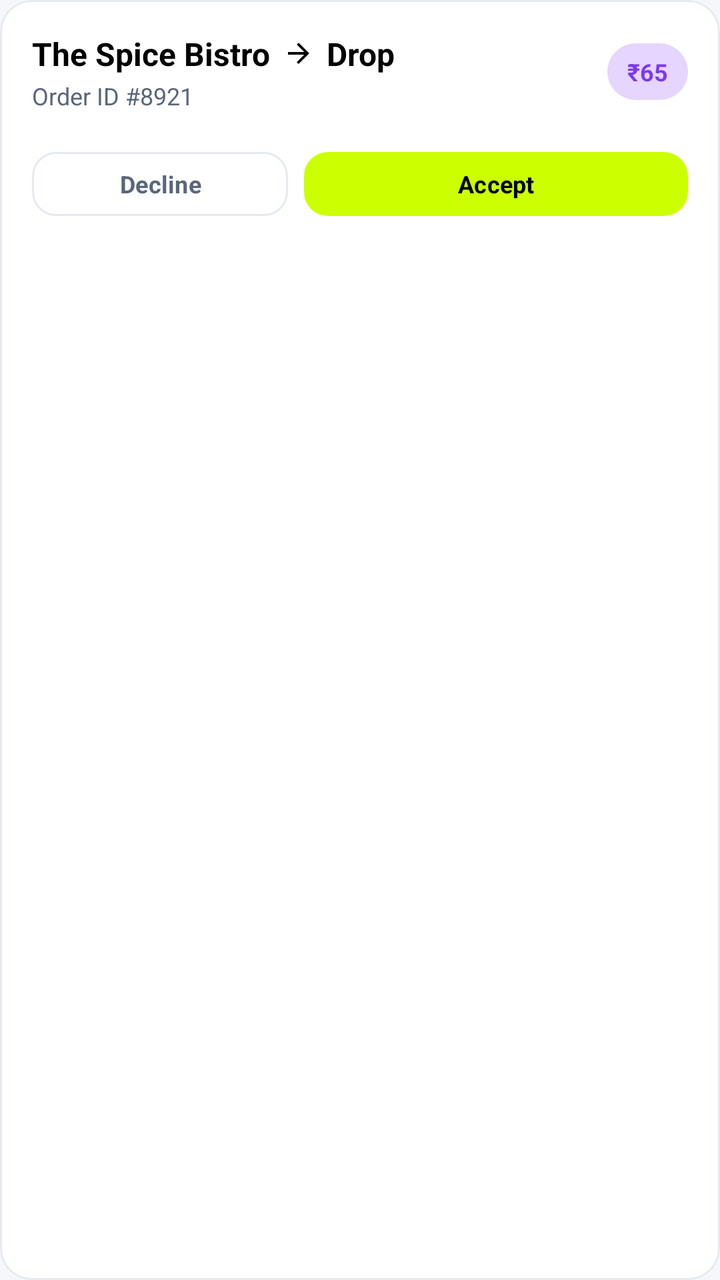
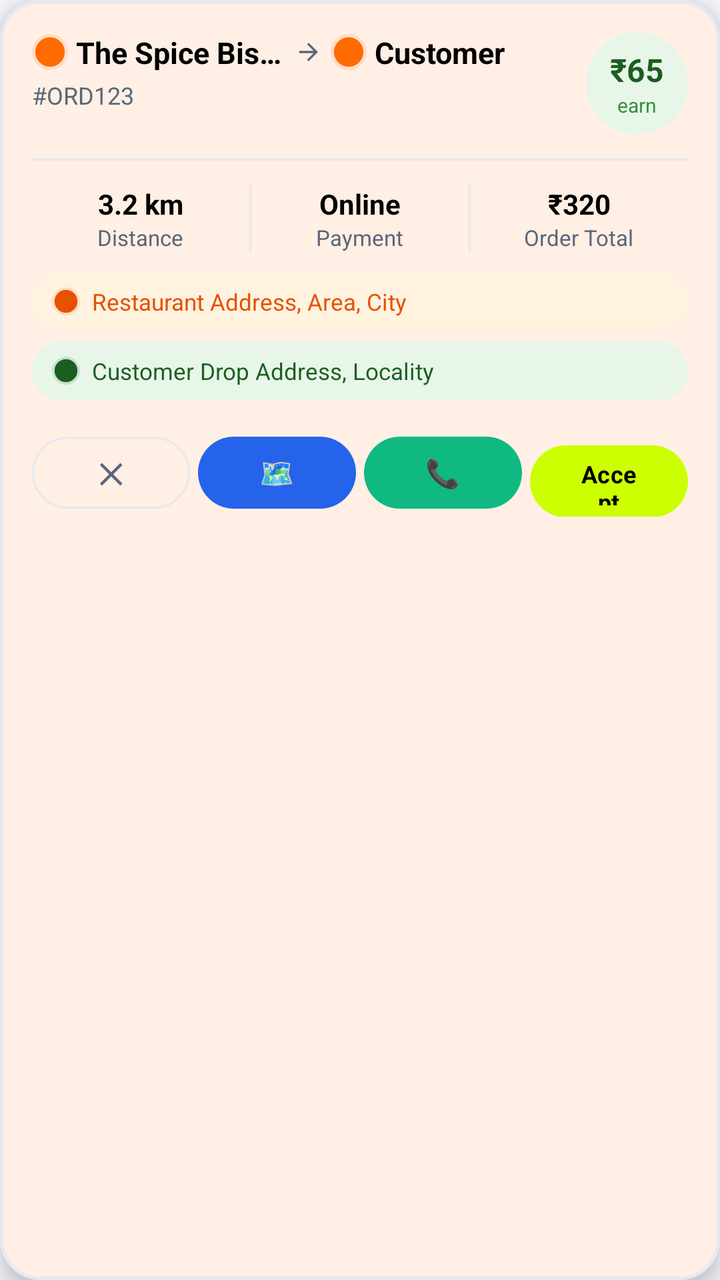

Two renders of the same Android screen: before a commit and after it. Below are the layout's source before the change and the commit's diff.
<!-- AndroidManifest.xml: application theme Theme.AKRHunger -->
<!-- res/layout/item_available_order.xml -->
<?xml version="1.0" encoding="utf-8"?>
<com.google.android.material.card.MaterialCardView
    xmlns:android="http://schemas.android.com/apk/res/android"
    xmlns:app="http://schemas.android.com/apk/res-auto"
    android:layout_width="match_parent"
    android:layout_height="wrap_content"
    android:layout_marginBottom="12dp"
    app:cardCornerRadius="16dp"
    app:cardElevation="0dp"
    app:strokeWidth="1dp"
    app:strokeColor="@color/card_border"
    app:cardBackgroundColor="@color/white">

    <LinearLayout
        android:layout_width="match_parent"
        android:layout_height="wrap_content"
        android:orientation="vertical"
        android:padding="16dp">

        <RelativeLayout
            android:layout_width="match_parent"
            android:layout_height="wrap_content">

            <LinearLayout
                android:layout_width="wrap_content"
                android:layout_height="wrap_content"
                android:layout_alignParentStart="true"
                android:layout_toStartOf="@+id/tv_earnings_estimate"
                android:orientation="vertical">

                <LinearLayout
                    android:layout_width="match_parent"
                    android:layout_height="wrap_content"
                    android:orientation="horizontal"
                    android:gravity="center_vertical">
                    
                    <TextView
                        android:id="@+id/tv_restaurant_name"
                        android:layout_width="wrap_content"
                        android:layout_height="wrap_content"
                        android:text="The Spice Bistro"
                        android:textColor="@color/black"
                        android:textSize="16sp"
                        android:textStyle="bold"
                        android:maxLines="1"
                        android:ellipsize="end" />

                    <ImageView
                        android:layout_width="16dp"
                        android:layout_height="16dp"
                        android:layout_marginHorizontal="6dp"
                        android:src="@drawable/ic_arrow_back"
                        android:rotation="180"
                        app:tint="@color/black" />

                    <TextView
                        android:id="@+id/tv_customer_name"
                        android:layout_width="wrap_content"
                        android:layout_height="wrap_content"
                        android:text="Drop"
                        android:textColor="@color/black"
                        android:textSize="16sp"
                        android:textStyle="bold"
                        android:maxLines="1"
                        android:ellipsize="end" />
                </LinearLayout>

                <TextView
                    android:id="@+id/tv_order_id"
                    android:layout_width="wrap_content"
                    android:layout_height="wrap_content"
                    android:layout_marginTop="2dp"
                    android:text="Order ID #8921"
                    android:textColor="@color/text_secondary"
                    android:textSize="12sp" />
            </LinearLayout>

            <TextView
                android:id="@+id/tv_earnings_estimate"
                android:layout_width="wrap_content"
                android:layout_height="wrap_content"
                android:layout_alignParentEnd="true"
                android:layout_centerVertical="true"
                android:background="@drawable/bg_pill_primary"
                android:backgroundTint="@color/soft_lavender"
                android:paddingHorizontal="10dp"
                android:paddingVertical="6dp"
                android:text="₹65"
                android:textColor="@color/soft_lavender_text"
                android:textSize="12sp"
                android:textStyle="bold" />
        </RelativeLayout>

        <LinearLayout
            android:layout_width="match_parent"
            android:layout_height="wrap_content"
            android:orientation="horizontal"
            android:layout_marginTop="16dp">

            <com.google.android.material.button.MaterialButton
                android:id="@+id/btn_decline"
                style="@style/Widget.Material3.Button.OutlinedButton"
                android:layout_width="0dp"
                android:layout_height="40dp"
                android:layout_weight="1"
                android:layout_marginEnd="8dp"
                android:text="Decline"
                android:textColor="@color/text_secondary"
                app:strokeColor="@color/card_border"
                app:strokeWidth="1dp"
                android:textSize="12sp"
                android:textStyle="bold"
                app:cornerRadius="12dp" />

            <com.google.android.material.button.MaterialButton
                android:id="@+id/btn_accept"
                style="@style/Widget.Material3.Button"
                android:layout_width="0dp"
                android:layout_height="40dp"
                android:layout_weight="1.5"
                android:text="Accept"
                android:textColor="@color/black"
                android:textSize="12sp"
                android:textStyle="bold"
                app:backgroundTint="@color/neon_green"
                app:cornerRadius="12dp" />
        </LinearLayout>
    </LinearLayout>
</com.google.android.material.card.MaterialCardView>
<!-- resources referenced by this layout -->
<resources>
  <color name="black">#000000</color>
  <color name="card_border">#E5E9F0</color>
  <color name="neon_green">#CCFF00</color>
  <color name="soft_lavender">#E6D5FF</color>
  <color name="soft_lavender_text">#7C3AED</color>
  <color name="text_secondary">#5A667A</color>
  <color name="white">#FFFFFF</color>
  <color name="primary">#FF6B00</color>
  <color name="primary_dark">#E85D04</color>
  <color name="on_primary">#FFFFFF</color>
  <color name="secondary">#E9A23B</color>
  <color name="on_secondary">#17212B</color>
  <color name="background">#F5F7FA</color>
  <color name="surface">#FFFFFF</color>
  <color name="on_surface">#17212B</color>
  <color name="surface_variant">#EEF2F6</color>
  <style name="ThemeOverlay.AKR.BottomSheetDialog" parent="ThemeOverlay.Material3.BottomSheetDialog">
          <item name="bottomSheetStyle">@style/Widget.AKR.BottomSheet</item>
      </style>
  <style name="ShapeAppearance.AKR.Dialog" parent="">
          <item name="cornerFamily">rounded</item>
          <item name="cornerSize">24dp</item>
      </style>
  <style name="Widget.AKR.BottomSheet" parent="Widget.Material3.BottomSheet">
          <item name="shapeAppearanceOverlay">@style/ShapeAppearance.AKR.BottomSheet</item>
          <item name="backgroundTint">@color/surface</item>
      </style>
  <color name="text_primary">#17212B</color>
  <color name="info">#2563EB</color>
  <style name="ShapeAppearance.AKR.BottomSheet" parent="">
          <item name="cornerFamily">rounded</item>
          <item name="cornerSizeTopLeft">28dp</item>
          <item name="cornerSizeTopRight">28dp</item>
      </style>
  <!-- unchanged entries left out for length: 9 -->
</resources>

<!-- the commit's change to res/layout/item_available_order.xml (unified diff, before → after) -->
@@ -4,10 +4,10 @@
     xmlns:app="http://schemas.android.com/apk/res-auto"
     android:layout_width="match_parent"
     android:layout_height="wrap_content"
-    android:layout_marginBottom="12dp"
-    app:cardCornerRadius="16dp"
-    app:cardElevation="0dp"
-    app:strokeWidth="1dp"
+    android:layout_marginBottom="14dp"
+    app:cardCornerRadius="20dp"
+    app:cardElevation="6dp"
+    app:strokeWidth="1.5dp"
     app:strokeColor="@color/card_border"
     app:cardBackgroundColor="@color/white">
 
@@ -17,113 +17,347 @@
         android:orientation="vertical"
         android:padding="16dp">
 
+        
         <RelativeLayout
             android:layout_width="match_parent"
             android:layout_height="wrap_content">
 
             <LinearLayout
-                android:layout_width="wrap_content"
-                android:layout_height="wrap_content"
-                android:layout_alignParentStart="true"
+                android:id="@+id/layout_order_header"
+                android:layout_width="match_parent"
+                android:layout_height="wrap_content"
                 android:layout_toStartOf="@+id/tv_earnings_estimate"
                 android:orientation="vertical">
 
+                
                 <LinearLayout
                     android:layout_width="match_parent"
                     android:layout_height="wrap_content"
                     android:orientation="horizontal"
                     android:gravity="center_vertical">
+
                     
+                    <ImageView
+                        android:layout_width="18dp"
+                        android:layout_height="18dp"
+                        android:src="@drawable/ic_restaurant_pin"
+                        android:layout_marginEnd="4dp"
+                        app:tint="@color/primary" />
+
                     <TextView
                         android:id="@+id/tv_restaurant_name"
-                        android:layout_width="wrap_content"
+                        android:layout_width="0dp"
                         android:layout_height="wrap_content"
+                        android:layout_weight="1"
                         android:text="The Spice Bistro"
                         android:textColor="@color/black"
-                        android:textSize="16sp"
+                        android:textSize="15sp"
                         android:textStyle="bold"
                         android:maxLines="1"
                         android:ellipsize="end" />
 
                     <ImageView
-                        android:layout_width="16dp"
-                        android:layout_height="16dp"
-                        android:layout_marginHorizontal="6dp"
+                        android:layout_width="14dp"
+                        android:layout_height="14dp"
+                        android:layout_marginHorizontal="4dp"
                         android:src="@drawable/ic_arrow_back"
                         android:rotation="180"
-                        app:tint="@color/black" />
+                        app:tint="@color/text_secondary" />
+
+                    
+                    <ImageView
+                        android:layout_width="18dp"
+                        android:layout_height="18dp"
+                        android:src="@drawable/ic_drop_pin"
+                        android:layout_marginEnd="4dp"
+                        app:tint="@color/primary" />
 
                     <TextView
                         android:id="@+id/tv_customer_name"
-                        android:layout_width="wrap_content"
+                        android:layout_width="0dp"
                         android:layout_height="wrap_content"
-                        android:text="Drop"
+                        android:layout_weight="1"
+                        android:text="Customer"
                         android:textColor="@color/black"
-                        android:textSize="16sp"
+                        android:textSize="15sp"
                         android:textStyle="bold"
                         android:maxLines="1"
                         android:ellipsize="end" />
                 </LinearLayout>
 
+                
                 <TextView
                     android:id="@+id/tv_order_id"
                     android:layout_width="wrap_content"
                     android:layout_height="wrap_content"
-                    android:layout_marginTop="2dp"
-                    android:text="Order ID #8921"
+                    android:layout_marginTop="3dp"
+                    android:text="#ORD123"
                     android:textColor="@color/text_secondary"
                     android:textSize="12sp" />
             </LinearLayout>
 
-            <TextView
+            
+            <LinearLayout
                 android:id="@+id/tv_earnings_estimate"
                 android:layout_width="wrap_content"
                 android:layout_height="wrap_content"
                 android:layout_alignParentEnd="true"
                 android:layout_centerVertical="true"
                 android:background="@drawable/bg_pill_primary"
-                android:backgroundTint="@color/soft_lavender"
-                android:paddingHorizontal="10dp"
-                android:paddingVertical="6dp"
-                android:text="₹65"
-                android:textColor="@color/soft_lavender_text"
-                android:textSize="12sp"
-                android:textStyle="bold" />
+                android:backgroundTint="#E8F5E9"
+                android:paddingHorizontal="12dp"
+                android:paddingVertical="8dp"
+                android:orientation="vertical"
+                android:gravity="center">
+
+                <TextView
+                    android:id="@+id/tv_earning_amount"
+                    android:layout_width="wrap_content"
+                    android:layout_height="wrap_content"
+                    android:text="₹65"
+                    android:textColor="#1B5E20"
+                    android:textSize="16sp"
+                    android:textStyle="bold" />
+
+                <TextView
+                    android:layout_width="wrap_content"
+                    android:layout_height="wrap_content"
+                    android:text="earn"
+                    android:textColor="#388E3C"
+                    android:textSize="10sp" />
+            </LinearLayout>
         </RelativeLayout>
 
+        
+        <View
+            android:layout_width="match_parent"
+            android:layout_height="1dp"
+            android:layout_marginVertical="12dp"
+            android:background="@color/card_border" />
+
+        
+        <LinearLayout
+            android:layout_width="match_parent"
+            android:layout_height="wrap_content"
+            android:orientation="horizontal">
+
+            
+            <LinearLayout
+                android:layout_width="0dp"
+                android:layout_height="wrap_content"
+                android:layout_weight="1"
+                android:orientation="vertical"
+                android:gravity="center_horizontal">
+
+                <TextView
+                    android:id="@+id/tv_distance"
+                    android:layout_width="wrap_content"
+                    android:layout_height="wrap_content"
+                    android:text="3.2 km"
+                    android:textColor="@color/black"
+                    android:textSize="14sp"
+                    android:textStyle="bold" />
+
+                <TextView
+                    android:layout_width="wrap_content"
+                    android:layout_height="wrap_content"
+                    android:text="Distance"
+                    android:textColor="@color/text_secondary"
+                    android:textSize="11sp" />
+            </LinearLayout>
+
+            
+            <View
+                android:layout_width="1dp"
+                android:layout_height="match_parent"
+                android:background="@color/card_border" />
+
+            
+            <LinearLayout
+                android:layout_width="0dp"
+                android:layout_height="wrap_content"
+                android:layout_weight="1"
+                android:orientation="vertical"
+                android:gravity="center_horizontal">
+
+                <TextView
+                    android:id="@+id/tv_payment_method"
+                    android:layout_width="wrap_content"
+                    android:layout_height="wrap_content"
+                    android:text="Online"
+                    android:textColor="@color/black"
+                    android:textSize="14sp"
+                    android:textStyle="bold" />
+
+                <TextView
+                    android:layout_width="wrap_content"
+                    android:layout_height="wrap_content"
+                    android:text="Payment"
+                    android:textColor="@color/text_secondary"
+                    android:textSize="11sp" />
+            </LinearLayout>
+
+            
+            <View
+                android:layout_width="1dp"
+                android:layout_height="match_parent"
+                android:background="@color/card_border" />
+
+            
+            <LinearLayout
+                android:layout_width="0dp"
+                android:layout_height="wrap_content"
+                android:layout_weight="1"
+                android:orientation="vertical"
+                android:gravity="center_horizontal">
+
+                <TextView
+                    android:id="@+id/tv_order_total"
+                    android:layout_width="wrap_content"
+                    android:layout_height="wrap_content"
+                    android:text="₹320"
+                    android:textColor="@color/black"
+                    android:textSize="14sp"
+                    android:textStyle="bold" />
+
+                <TextView
+                    android:layout_width="wrap_content"
+                    android:layout_height="wrap_content"
+                    android:text="Order Total"
+                    android:textColor="@color/text_secondary"
+                    android:textSize="11sp" />
+            </LinearLayout>
+        </LinearLayout>
+
+        
         <LinearLayout
             android:layout_width="match_parent"
             android:layout_height="wrap_content"
             android:orientation="horizontal"
-            android:layout_marginTop="16dp">
-
+            android:gravity="center_vertical"
+            android:layout_marginTop="10dp"
+            android:background="@drawable/bg_pill_primary"
+            android:backgroundTint="#FFF3E0"
+            android:paddingHorizontal="10dp"
+            android:paddingVertical="7dp">
+
+            <ImageView
+                android:layout_width="14dp"
+                android:layout_height="14dp"
+                android:src="@drawable/ic_restaurant_pin"
+                android:layout_marginEnd="6dp"
+                app:tint="#E65100" />
+
+            <TextView
+                android:id="@+id/tv_restaurant_address"
+                android:layout_width="0dp"
+                android:layout_height="wrap_content"
+                android:layout_weight="1"
+                android:text="Restaurant Address, Area, City"
+                android:textColor="#E65100"
+                android:textSize="11.5sp"
+                android:maxLines="1"
+                android:ellipsize="end" />
+        </LinearLayout>
+
+        
+        <LinearLayout
+            android:layout_width="match_parent"
+            android:layout_height="wrap_content"
+            android:orientation="horizontal"
+            android:gravity="center_vertical"
+            android:layout_marginTop="5dp"
+            android:background="@drawable/bg_pill_primary"
+            android:backgroundTint="#E8F5E9"
+            android:paddingHorizontal="10dp"
+            android:paddingVertical="7dp">
+
+            <ImageView
+                android:layout_width="14dp"
+                android:layout_height="14dp"
+                android:src="@drawable/ic_drop_pin"
+                android:layout_marginEnd="6dp"
+                app:tint="#1B5E20" />
+
+            <TextView
+                android:id="@+id/tv_delivery_address"
+                android:layout_width="0dp"
+                android:layout_height="wrap_content"
+                android:layout_weight="1"
+                android:text="Customer Drop Address, Locality"
+                android:textColor="#1B5E20"
+                android:textSize="11.5sp"
+                android:maxLines="1"
+                android:ellipsize="end" />
+        </LinearLayout>
+
+        
+        <LinearLayout
+            android:layout_width="match_parent"
+            android:layout_height="wrap_content"
+            android:orientation="horizontal"
+            android:layout_marginTop="14dp"
+            android:weightSum="4">
+
+            
             <com.google.android.material.button.MaterialButton
                 android:id="@+id/btn_decline"
                 style="@style/Widget.Material3.Button.OutlinedButton"
                 android:layout_width="0dp"
-                android:layout_height="40dp"
-                android:layout_weight="1"
-                android:layout_marginEnd="8dp"
-                android:text="Decline"
+                android:layout_height="44dp"
+                android:layout_weight="1"
+                android:layout_marginEnd="4dp"
+                android:text="✕"
                 android:textColor="@color/text_secondary"
+                android:textSize="14sp"
+                android:textStyle="bold"
                 app:strokeColor="@color/card_border"
                 app:strokeWidth="1dp"
-                android:textSize="12sp"
+                app:cornerRadius="22dp" />
+
+            
+            <com.google.android.material.button.MaterialButton
+                android:id="@+id/btn_map_restaurant"
+                style="@style/Widget.Material3.Button"
+                android:layout_width="0dp"
+                android:layout_height="44dp"
+                android:layout_weight="1"
+                android:layout_marginEnd="4dp"
+                android:text="🗺️"
+                android:textColor="@color/white"
+                android:textSize="14sp"
                 android:textStyle="bold"
-                app:cornerRadius="12dp" />
-
+                app:backgroundTint="#2563EB"
+                app:cornerRadius="22dp" />
+
+            
+            <com.google.android.material.button.MaterialButton
+                android:id="@+id/btn_call_restaurant"
+                style="@style/Widget.Material3.Button"
+                android:layout_width="0dp"
+                android:layout_height="44dp"
+                android:layout_weight="1"
+                android:layout_marginEnd="4dp"
+                android:text="📞"
+                android:textColor="@color/white"
+                android:textSize="14sp"
+                android:textStyle="bold"
+                app:backgroundTint="#10B981"
+                app:cornerRadius="22dp" />
+
+            
             <com.google.android.material.button.MaterialButton
                 android:id="@+id/btn_accept"
                 style="@style/Widget.Material3.Button"
                 android:layout_width="0dp"
-                android:layout_height="40dp"
-                android:layout_weight="1.5"
+                android:layout_height="44dp"
+                android:layout_weight="1"
                 android:text="Accept"
                 android:textColor="@color/black"
                 android:textSize="12sp"
                 android:textStyle="bold"
                 app:backgroundTint="@color/neon_green"
-                app:cornerRadius="12dp" />
+                app:cornerRadius="22dp" />
         </LinearLayout>
     </LinearLayout>
 </com.google.android.material.card.MaterialCardView>
<!-- resource entries referenced after the edit -->
@@ -3,10 +3,62 @@
   <color name="black">#000000</color>
   <color name="card_border">#E5E9F0</color>
   <color name="neon_green">#CCFF00</color>
-  <color name="soft_lavender">#E6D5FF</color>
-  <color name="soft_lavender_text">#7C3AED</color>
   <color name="text_secondary">#5A667A</color>
   <color name="white">#FFFFFF</color>
+  <!-- drawable ic_drop_pin (drawable) -->
+  <?xml version="1.0" encoding="utf-8"?>
+  <layer-list xmlns:android="http://schemas.android.com/apk/res/android">
+      <item>
+          <shape android:shape="oval">
+              <size android:width="44dp" android:height="44dp"/>
+              <solid android:color="#2210B981"/>
+          </shape>
+      </item>
+      <item android:top="4dp" android:bottom="4dp" android:left="4dp" android:right="4dp">
+          <shape android:shape="oval">
+              <solid android:color="#10B981"/>
+              <stroke android:width="2.5dp" android:color="#FFFFFF"/>
+          </shape>
+      </item>
+      <item android:top="10dp" android:bottom="10dp" android:left="10dp" android:right="10dp">
+          <vector
+              android:width="24dp"
+              android:height="24dp"
+              android:viewportWidth="24"
+              android:viewportHeight="24">
+              <path
+                  android:fillColor="#FFFFFF"
+                  android:pathData="M12,2C8.13,2 5,5.13 5,9c0,5.25 7,13 7,13s7,-7.75 7,-13c0,-3.87 -3.13,-7 -7,-7zm0,9.5c-1.38,0 -2.5,-1.12 -2.5,-2.5s1.12,-2.5 2.5,-2.5 2.5,1.12 2.5,2.5 -1.12,2.5 -2.5,2.5z"/>
+          </vector>
+      </item>
+  </layer-list>
+  <!-- drawable ic_restaurant_pin (drawable) -->
+  <?xml version="1.0" encoding="utf-8"?>
+  <layer-list xmlns:android="http://schemas.android.com/apk/res/android">
+      <item>
+          <shape android:shape="oval">
+              <size android:width="44dp" android:height="44dp"/>
+              <solid android:color="#223B82F6"/>
+          </shape>
+      </item>
+      <item android:top="4dp" android:bottom="4dp" android:left="4dp" android:right="4dp">
+          <shape android:shape="oval">
+              <solid android:color="#3B82F6"/>
+              <stroke android:width="2.5dp" android:color="#FFFFFF"/>
+          </shape>
+      </item>
+      <item android:top="10dp" android:bottom="10dp" android:left="10dp" android:right="10dp">
+          <vector
+              android:width="24dp"
+              android:height="24dp"
+              android:viewportWidth="24"
+              android:viewportHeight="24">
+              <path
+                  android:fillColor="#FFFFFF"
+                  android:pathData="M11,9H9V2H7v7H5V2H3v7c0,2.12 1.66,3.84 3.75,3.97V22h2.5v-9.03C11.34,12.84 13,11.12 13,9V2h-2v7zm5,-3v8h2.5v8H21V2c-2.76,0 -5,2.24 -5,4z"/>
+          </vector>
+      </item>
+  </layer-list>
   <color name="primary">#FF6B00</color>
   <color name="primary_dark">#E85D04</color>
   <color name="on_primary">#FFFFFF</color>
